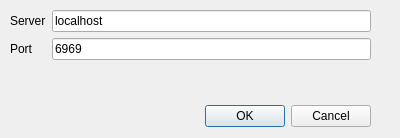
Kola50011/programming-htlwrn, file EasterPlanner/EasterPlanner_Client/server_port.ui: the form before one commit.
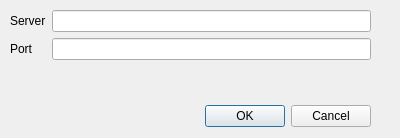
The form after the commit.

Commit message: Moves the networking popup int its own settings toolbar element

What changed in the file:
```diff
--- a/EasterPlanner/EasterPlanner_Client/server_port.ui
+++ b/EasterPlanner/EasterPlanner_Client/server_port.ui
@@ -49,7 +49,7 @@
     <item row="0" column="1">
      <widget class="QLineEdit" name="serverLineEdit">
       <property name="text">
-       <string>localhost</string>
+       <string/>
       </property>
      </widget>
     </item>
@@ -63,7 +63,7 @@
     <item row="1" column="1">
      <widget class="QLineEdit" name="portLineEdit">
       <property name="text">
-       <string>6969</string>
+       <string/>
       </property>
      </widget>
     </item>
```
The commit also changes 6 other files.
